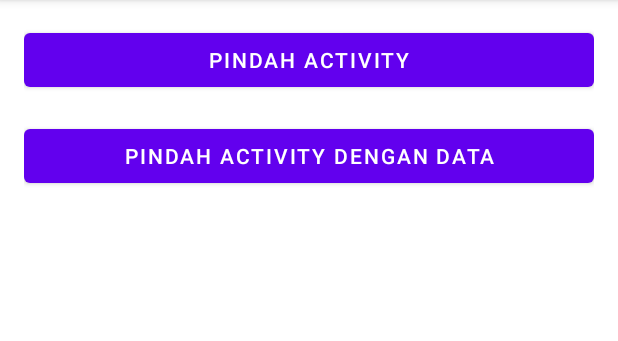
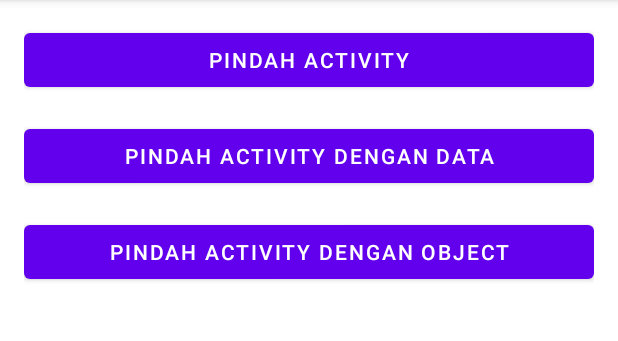
Before and after one commit to ditateum/intent-android-kotlin, an Android app: the screen it shows after launch (MainActivity), on a phone screen of 412 x 824 dp, the part 84-425 px from its top. Run offline under Robolectric (Android 15) with nearby library versions, the phone set to English and light mode, and no system bars.

Commit message:
pindah activity dengan data model object with intent

```diff
--- a/app/src/main/AndroidManifest.xml
+++ b/app/src/main/AndroidManifest.xml
@@ -9,7 +9,8 @@
         android:roundIcon="@mipmap/ic_launcher_round"
         android:supportsRtl="true"
         android:theme="@style/Theme.ExplicitIntentApp">
-        <activity android:name=".MoveWithDataActivity"></activity>
+        <activity android:name=".MoveWithObjectActivity"></activity>
+        <activity android:name=".MoveWithDataActivity" />
         <activity android:name=".MoveActivity" />
         <activity
             android:name=".MainActivity"
--- a/app/src/main/java/com/ditateum/explicitintentapp/MainActivity.kt
+++ b/app/src/main/java/com/ditateum/explicitintentapp/MainActivity.kt
@@ -4,10 +4,19 @@ import android.content.Intent
 import androidx.appcompat.app.AppCompatActivity
 import android.os.Bundle
 import android.widget.Button
+import com.ditateum.explicitintentapp.model.Person
 
 class MainActivity : AppCompatActivity() {
     private lateinit var btnMoveActivity : Button
     private lateinit var btnMoveActivityWithData : Button
+    private lateinit var btnMoveActivityWithObject : Button
+
+    val person = Person(
+        name="Dita Permata Putra",
+        age = 27,
+        city = "Blitar",
+        email = "ditateum@gmail.com"
+        )
 
     override fun onCreate(savedInstanceState: Bundle?) {
         super.onCreate(savedInstanceState)
@@ -15,6 +24,7 @@ class MainActivity : AppCompatActivity() {
 
         btnMoveActivity = findViewById(R.id.btn_move_activity)
         btnMoveActivityWithData = findViewById(R.id.btn_move_activity_data)
+        btnMoveActivityWithObject = findViewById(R.id.btn_move_activity_object)
 
         // Pindah Activity tanpa Data dengan Intent
         btnMoveActivity.setOnClickListener {
@@ -29,5 +39,15 @@ class MainActivity : AppCompatActivity() {
             moveWithDataIntent.putExtra(MoveWithDataActivity.EXTRA_AGE, 27)
             startActivity(moveWithDataIntent)
         }
+
+
+
+        // Pindah Acitivty dengan Object with Intent
+        btnMoveActivityWithObject.setOnClickListener {
+            val moveWithObjectIntent = Intent(this, MoveWithObjectActivity::class.java)
+            moveWithObjectIntent.putExtra(MoveWithObjectActivity.EXTRA_PERSON, person)
+            startActivity(moveWithObjectIntent)
+
+        }
     }
 }
--- /dev/null
+++ b/app/src/main/java/com/ditateum/explicitintentapp/model/Person.kt
@@ -0,0 +1,40 @@
+package com.ditateum.explicitintentapp.model
+
+import android.os.Parcel
+import android.os.Parcelable
+
+data class Person(
+    val name: String?,
+    val age: Int?,
+    val email: String?,
+    val city: String?
+    ) : Parcelable {
+    constructor(parcel: Parcel) : this(
+        parcel.readString(),
+        parcel.readValue(Int::class.java.classLoader) as? Int,
+        parcel.readString(),
+        parcel.readString()
+    ) {
+    }
+
+    override fun writeToParcel(parcel: Parcel, flags: Int) {
+        parcel.writeString(name)
+        parcel.writeValue(age)
+        parcel.writeString(email)
+        parcel.writeString(city)
+    }
+
+    override fun describeContents(): Int {
+        return 0
+    }
+
+    companion object CREATOR : Parcelable.Creator<Person> {
+        override fun createFromParcel(parcel: Parcel): Person {
+            return Person(parcel)
+        }
+
+        override fun newArray(size: Int): Array<Person?> {
+            return arrayOfNulls(size)
+        }
+    }
+}
--- a/app/src/main/res/layout/activity_main.xml
+++ b/app/src/main/res/layout/activity_main.xml
@@ -24,4 +24,12 @@
         android:text="@string/move_with_data"
         />
 
+    <Button
+        android:id="@+id/btn_move_activity_object"
+        android:layout_width="match_parent"
+        android:layout_height="wrap_content"
+        android:layout_marginBottom="16dp"
+        android:text="@string/move_with_object"
+        />
+
 </LinearLayout>
```
Also changed, not shown: app/src/main/java/com/ditateum/explicitintentapp/MoveWithObjectActivity.kt (added, +32 -0 lines), app/src/main/res/layout/activity_move_with_object.xml (added, +17 -0 lines).
